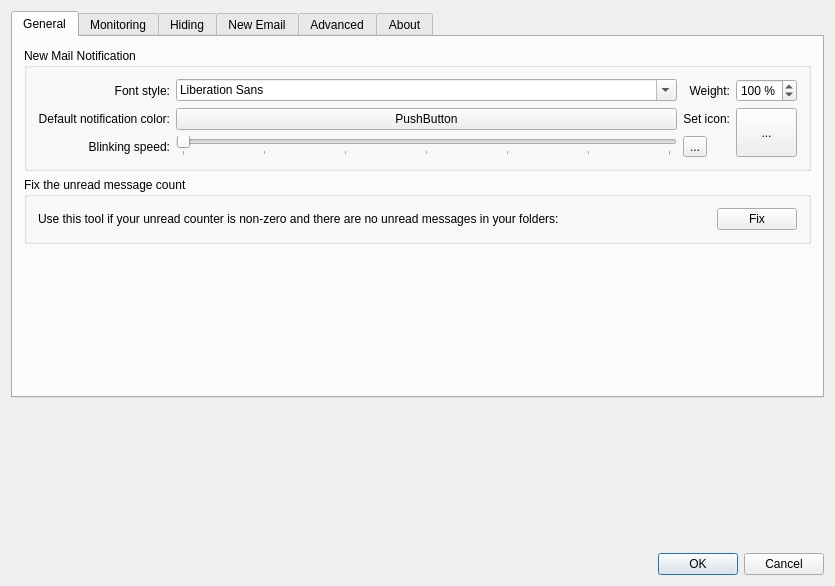
First picture: the form in src/dialogsettings.ui, repository gyunaev/birdtray, before the edit.
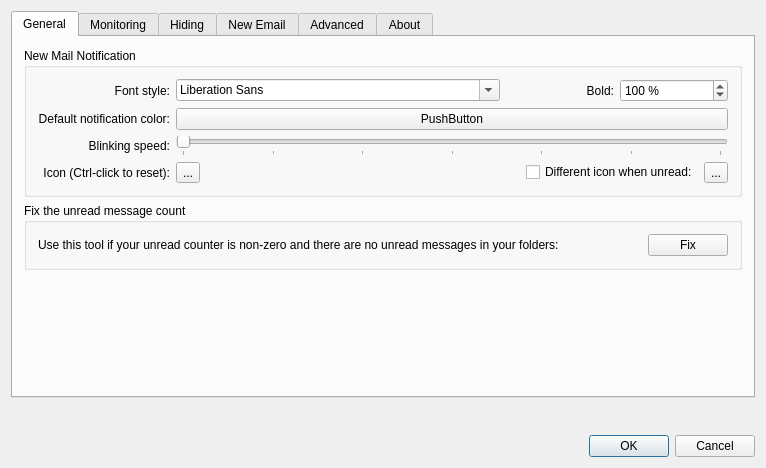
Second picture: the form after the edit. The open tabs and pages were chosen to show the change. Icons and pictures are not drawn. Custom widgets are drawn as their Qt base class.

Commit message: Implemented an option to use a different icon when unread messages are present. Also changed the way icons are shown. Fixes #33.

Diff of the .ui file:
```diff
--- a/src/dialogsettings.ui
+++ b/src/dialogsettings.ui
@@ -6,8 +6,8 @@
    <rect>
     <x>0</x>
     <y>0</y>
-    <width>835</width>
-    <height>586</height>
+    <width>766</width>
+    <height>468</height>
    </rect>
   </property>
   <property name="windowTitle">
@@ -33,55 +33,14 @@
           <string>New Mail Notification</string>
          </property>
          <layout class="QGridLayout" name="gridLayout_2">
-          <item row="1" column="1">
+          <item row="1" column="3" colspan="5">
            <widget class="ColorButton" name="btnNotificationColor">
             <property name="text">
              <string>PushButton</string>
             </property>
            </widget>
           </item>
-          <item row="2" column="2">
-           <widget class="QToolButton" name="btnDefaultIcon">
-            <property name="text">
-             <string>...</string>
-            </property>
-            <property name="icon">
-             <iconset resource="resources.qrc">
-              <normaloff>:/res/thunderbird.png</normaloff>:/res/thunderbird.png</iconset>
-            </property>
-           </widget>
-          </item>
-          <item row="2" column="0">
-           <widget class="QLabel" name="label_4">
-            <property name="text">
-             <string>Blinking speed:</string>
-            </property>
-            <property name="alignment">
-             <set>Qt::AlignRight|Qt::AlignTrailing|Qt::AlignVCenter</set>
-            </property>
-           </widget>
-          </item>
-          <item row="0" column="0">
-           <widget class="QLabel" name="label_2">
-            <property name="text">
-             <string>Font style:</string>
-            </property>
-            <property name="alignment">
-             <set>Qt::AlignRight|Qt::AlignTrailing|Qt::AlignVCenter</set>
-            </property>
-           </widget>
-          </item>
-          <item row="1" column="0">
-           <widget class="QLabel" name="label_3">
-            <property name="text">
-             <string>Default notification color:</string>
-            </property>
-            <property name="alignment">
-             <set>Qt::AlignRight|Qt::AlignTrailing|Qt::AlignVCenter</set>
-            </property>
-           </widget>
-          </item>
-          <item row="2" column="1">
+          <item row="2" column="3" colspan="5">
            <widget class="QSlider" name="sliderBlinkingSpeed">
             <property name="maximum">
              <number>30</number>
@@ -100,43 +59,27 @@
             </property>
            </widget>
           </item>
-          <item row="0" column="1">
-           <widget class="QFontComboBox" name="notificationFont"/>
-          </item>
-          <item row="0" column="2">
+          <item row="0" column="6">
            <widget class="QLabel" name="label_9">
             <property name="text">
-             <string>Weight:</string>
+             <string>Bold:</string>
             </property>
             <property name="alignment">
              <set>Qt::AlignRight|Qt::AlignTrailing|Qt::AlignVCenter</set>
             </property>
            </widget>
           </item>
-          <item row="1" column="2">
-           <widget class="QLabel" name="label_10">
+          <item row="2" column="0">
+           <widget class="QLabel" name="label_4">
             <property name="text">
-             <string>Set icon:</string>
+             <string>Blinking speed:</string>
             </property>
             <property name="alignment">
              <set>Qt::AlignRight|Qt::AlignTrailing|Qt::AlignVCenter</set>
             </property>
            </widget>
           </item>
-          <item row="1" column="3" rowspan="2">
-           <widget class="QToolButton" name="btnNotificationIcon">
-            <property name="sizePolicy">
-             <sizepolicy hsizetype="Preferred" vsizetype="Preferred">
-              <horstretch>0</horstretch>
-              <verstretch>0</verstretch>
-             </sizepolicy>
-            </property>
-            <property name="text">
-             <string>...</string>
-            </property>
-           </widget>
-          </item>
-          <item row="0" column="3">
+          <item row="0" column="7">
            <widget class="QSpinBox" name="notificationFontWeight">
             <property name="toolTip">
              <string>&lt;html&gt;&lt;head/&gt;&lt;body&gt;&lt;p&gt;This changes the font thickness, i.e. makes font bold.&lt;/p&gt;&lt;/body&gt;&lt;/html&gt;</string>
@@ -155,6 +98,77 @@
             </property>
            </widget>
           </item>
+          <item row="0" column="0">
+           <widget class="QLabel" name="label_2">
+            <property name="text">
+             <string>Font style:</string>
+            </property>
+            <property name="alignment">
+             <set>Qt::AlignRight|Qt::AlignTrailing|Qt::AlignVCenter</set>
+            </property>
+           </widget>
+          </item>
+          <item row="1" column="0">
+           <widget class="QLabel" name="label_3">
+            <property name="text">
+             <string>Default notification color:</string>
+            </property>
+            <property name="alignment">
+             <set>Qt::AlignRight|Qt::AlignTrailing|Qt::AlignVCenter</set>
+            </property>
+           </widget>
+          </item>
+          <item row="0" column="3" colspan="3">
+           <widget class="QFontComboBox" name="notificationFont"/>
+          </item>
+          <item row="3" column="0">
+           <widget class="QLabel" name="label_10">
+            <property name="text">
+             <string>Icon (Ctrl-click to reset):</string>
+            </property>
+            <property name="alignment">
+             <set>Qt::AlignRight|Qt::AlignTrailing|Qt::AlignVCenter</set>
+            </property>
+           </widget>
+          </item>
+          <item row="3" column="3" colspan="5">
+           <layout class="QHBoxLayout" name="horizontalLayout_9">
+            <item>
+             <widget class="QToolButton" name="btnNotificationIcon">
+              <property name="text">
+               <string>...</string>
+              </property>
+             </widget>
+            </item>
+            <item>
+             <spacer name="horizontalSpacer_4">
+              <property name="orientation">
+               <enum>Qt::Horizontal</enum>
+              </property>
+              <property name="sizeHint" stdset="0">
+               <size>
+                <width>40</width>
+                <height>20</height>
+               </size>
+              </property>
+             </spacer>
+            </item>
+            <item>
+             <widget class="QCheckBox" name="boxNotificationIconUnread">
+              <property name="text">
+               <string>Different icon when unread:</string>
+              </property>
+             </widget>
+            </item>
+            <item>
+             <widget class="QToolButton" name="btnNotificationIconUnread">
+              <property name="text">
+               <string>...</string>
+              </property>
+             </widget>
+            </item>
+           </layout>
+          </item>
          </layout>
         </widget>
        </item>
```
Left out of the diff: 34 changed lines with no effect on the pictures. The commit also changes 5 other files.
